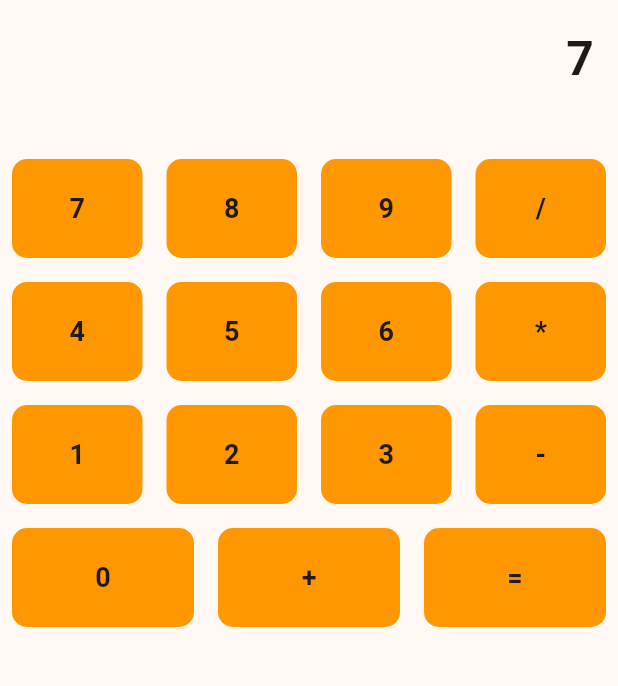
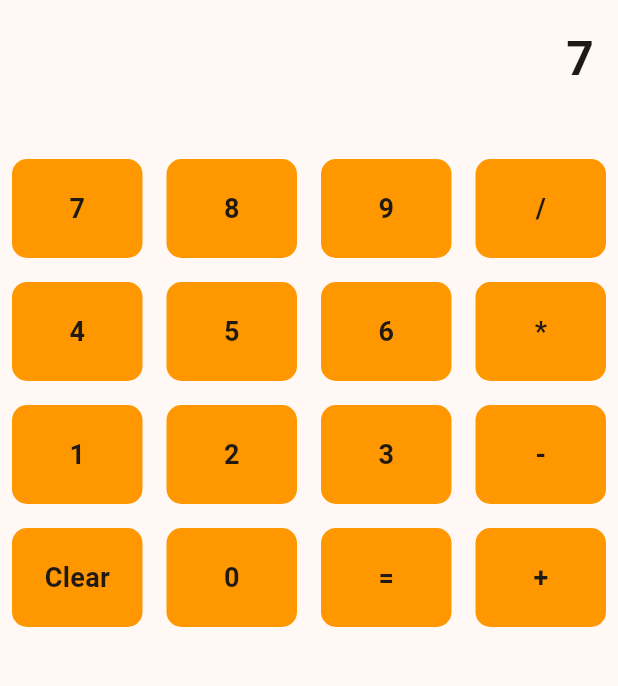
Before and after one commit to SaieshI/calculator_app, a Flutter app: the screen it shows after launch, after a tap on an icon or button, on a phone screen of 412 x 824 dp, the part 84-770 px from its top. Run offline on Flutter 3.47's test engine with Material 3 defaults, Android fonts, the phone set to English and light mode, and no system bars.

Commit message:
Clear Button

```diff
--- a/lib/main.dart
+++ b/lib/main.dart
@@ -51,6 +51,8 @@ class CalculatorScreenState extends State<CalculatorScreen> {
             operator = null;
           }
         }
+      } else if (value == 'Clear') {
+        clearDisplay();
       } else {
         display = display + value;
       }
@@ -128,7 +130,7 @@ class CalculatorScreenState extends State<CalculatorScreen> {
               Row(children: [buildButton('7'),buildButton('8'),buildButton('9'),buildButton('/')]),
               Row(children: [buildButton('4'),buildButton('5'),buildButton('6'),buildButton('*')]),
               Row(children: [buildButton('1'),buildButton('2'),buildButton('3'),buildButton('-')]),
-              Row(children: [buildButton('0'), buildButton('+'), buildButton('=')]),
+              Row(children: [buildButton('Clear'), buildButton('0'), buildButton('='), buildButton('+')]),
             ],
           ),
         ],
```
